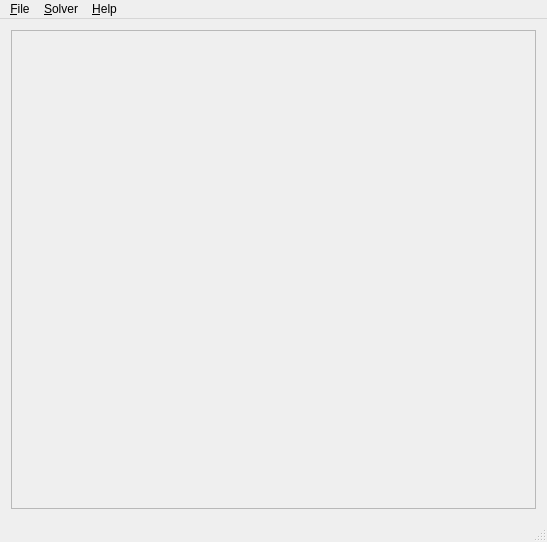
Qt form mainwindow.ui (stevenvergenz/c-voku) before a commit.
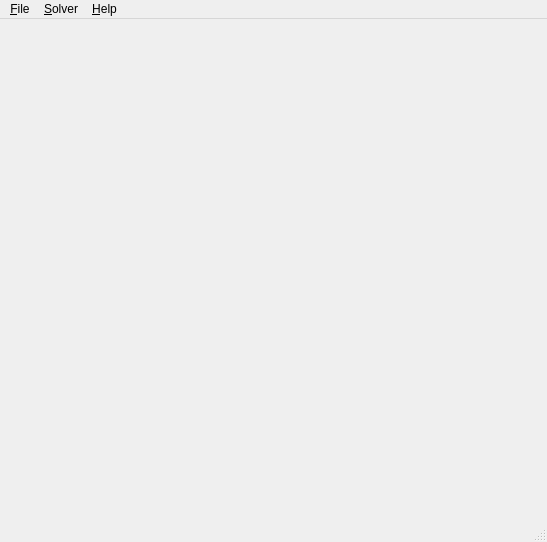
The same form after that commit.

Commit message: Changed storage model, added ui data model

```diff
--- a/mainwindow.ui
+++ b/mainwindow.ui
@@ -14,18 +14,7 @@
    <string>MainWindow</string>
   </property>
   <widget class="QWidget" name="centralWidget">
-   <layout class="QHBoxLayout" name="horizontalLayout">
-    <item>
-     <widget class="QFrame" name="frame">
-      <property name="frameShape">
-       <enum>QFrame::StyledPanel</enum>
-      </property>
-      <property name="frameShadow">
-       <enum>QFrame::Raised</enum>
-      </property>
-     </widget>
-    </item>
-   </layout>
+   <layout class="QHBoxLayout" name="horizontalLayout"/>
   </widget>
   <widget class="QMenuBar" name="menuBar">
    <property name="geometry">
```
The commit also changes 7 other files.
